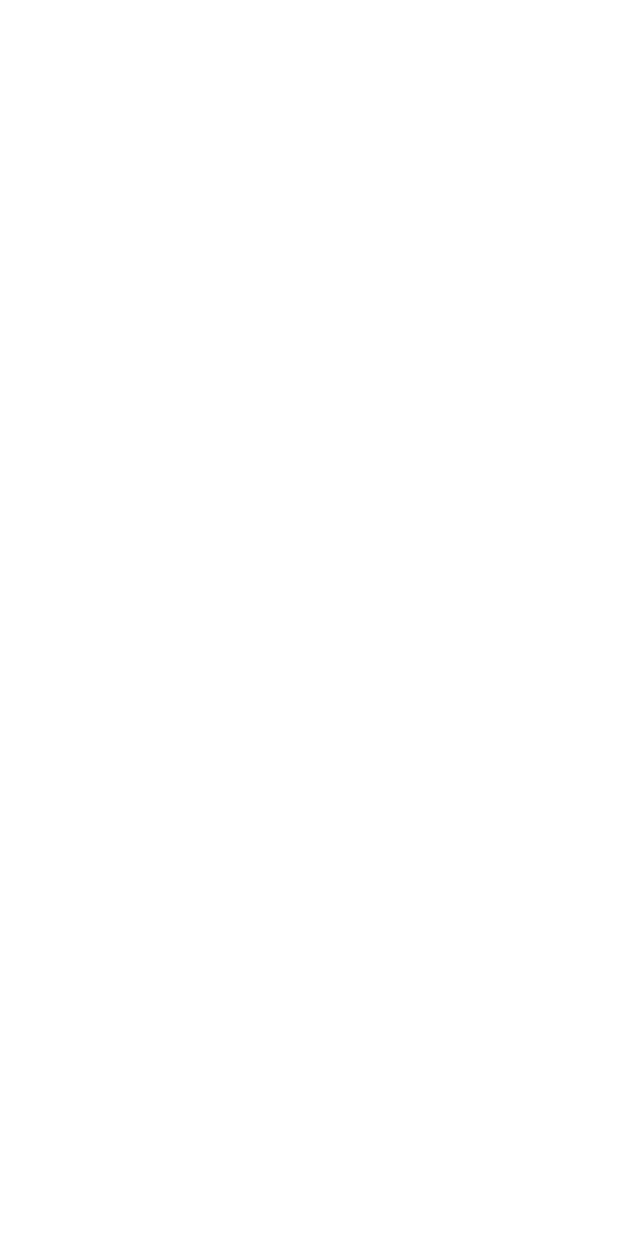
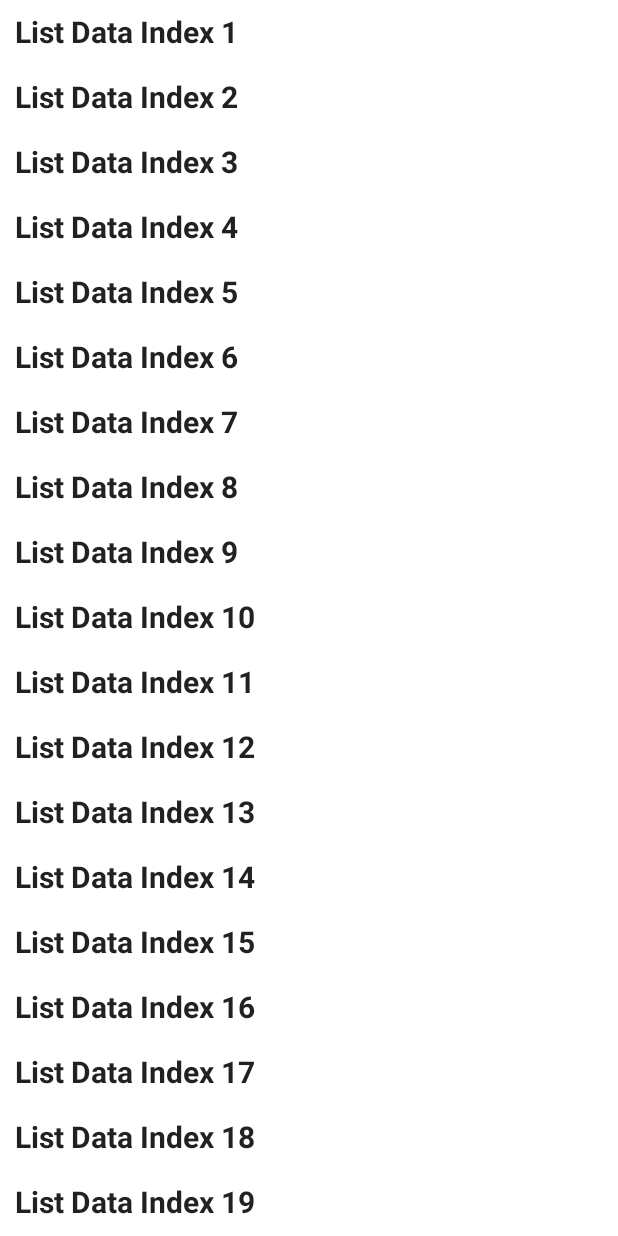
Before and after one commit to chayan2019/ListsWithJetpackCompose, an Android app built with Jetpack Compose: the screen it shows after launch (MainActivity), on a phone screen of 412 x 824 dp. Before the commit the screen is empty. Run offline under Robolectric (Android 15) with nearby library versions, the phone set to English and light mode, and no system bars.

Commit message:
Column Implementation in Jetpack Compose

```diff
--- a/app/src/main/java/com/withjetpack/listswithjetpackcompose/MainActivity.kt
+++ b/app/src/main/java/com/withjetpack/listswithjetpackcompose/MainActivity.kt
@@ -3,13 +3,22 @@ package com.withjetpack.listswithjetpackcompose
 import android.os.Bundle
 import androidx.activity.ComponentActivity
 import androidx.activity.compose.setContent
+import androidx.compose.foundation.layout.Column
 import androidx.compose.foundation.layout.fillMaxSize
+import androidx.compose.foundation.layout.fillMaxWidth
+import androidx.compose.foundation.layout.padding
+import androidx.compose.foundation.rememberScrollState
+import androidx.compose.foundation.verticalScroll
 import androidx.compose.material.MaterialTheme
 import androidx.compose.material.Surface
 import androidx.compose.material.Text
 import androidx.compose.runtime.Composable
 import androidx.compose.ui.Modifier
+import androidx.compose.ui.text.font.FontWeight
+import androidx.compose.ui.text.style.TextAlign
 import androidx.compose.ui.tooling.preview.Preview
+import androidx.compose.ui.unit.dp
+import androidx.compose.ui.unit.sp
 import com.withjetpack.listswithjetpackcompose.ui.theme.ListsWithJetpackComposeTheme
 
 class MainActivity : ComponentActivity() {
@@ -23,6 +32,22 @@ class MainActivity : ComponentActivity() {
                     color = MaterialTheme.colors.background
                 ) {
 
+                    //Coloum scrolling
+
+                    val scrollstate = rememberScrollState()
+                    Column(modifier = Modifier.verticalScroll(scrollstate)) {
+                        for (i in 1..30) {
+                            Text(
+                                text = "List Data Index $i",
+                                fontSize = 20.sp,
+                                fontWeight = FontWeight.Bold,
+                                textAlign = TextAlign.Start,
+                                modifier = Modifier
+                                    .fillMaxWidth()
+                                    .padding(10.dp)
+                            )
+                        }
+                    }
                 }
             }
         }
```
